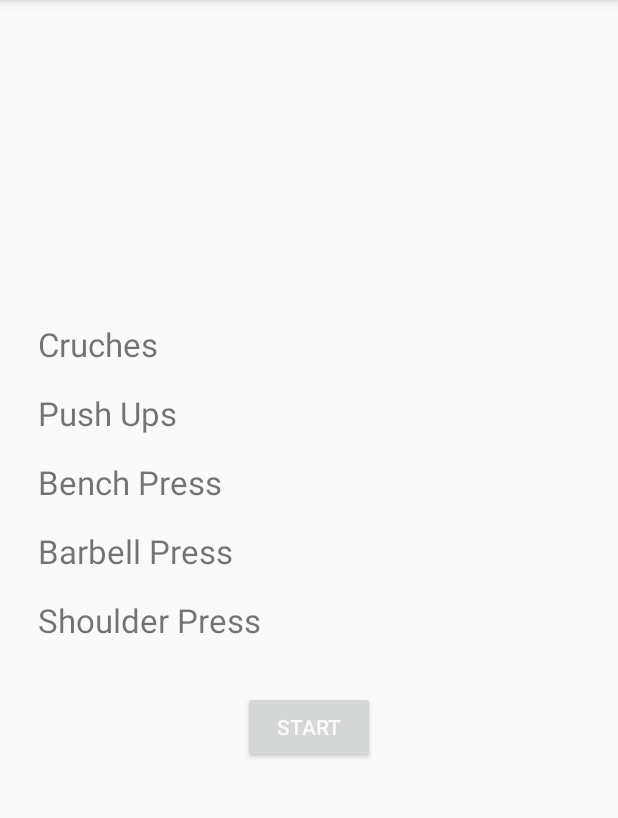
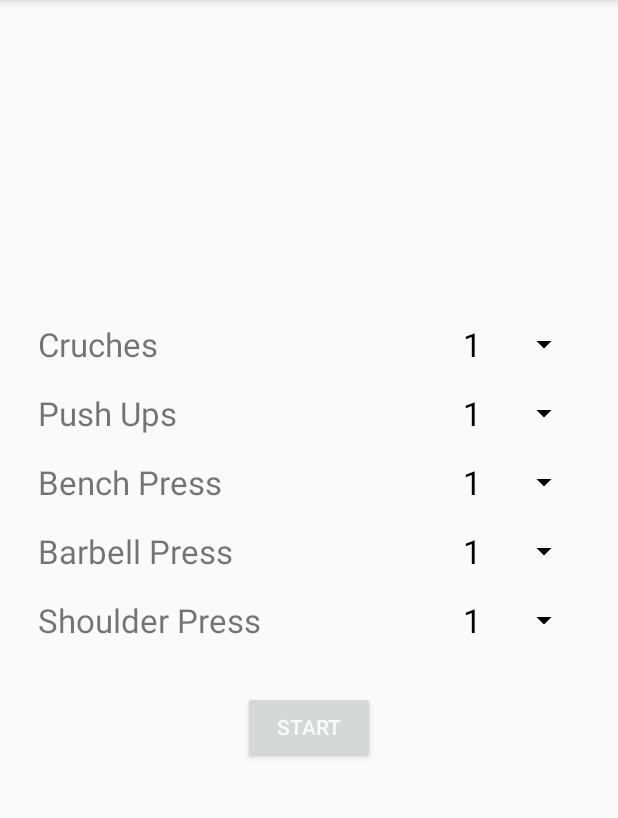
Before and after one commit to ZainAli-art/LCO-Home-Workout, an Android app: the screen it shows after launch (MainActivity), on a phone screen of 412 x 824 dp, the part 84-902 px from its top. Run offline under Robolectric (Android 15) with nearby library versions, the phone set to English and light mode, and no system bars.

Commit message:
implemented choose workout spinners adapter

```diff
--- a/app/build.gradle
+++ b/app/build.gradle
@@ -20,7 +20,6 @@ android {
             proguardFiles getDefaultProguardFile('proguard-android-optimize.txt'), 'proguard-rules.pro'
         }
     }
-
 }
 
 dependencies {
--- a/app/src/main/java/com/example/android/lcohomeworkout/ChooseWorkoutFragment.java
+++ b/app/src/main/java/com/example/android/lcohomeworkout/ChooseWorkoutFragment.java
@@ -1,26 +1,60 @@
 package com.example.android.lcohomeworkout;
 
 import android.os.Bundle;
+import android.widget.AdapterView;
+import android.widget.ArrayAdapter;
+import android.widget.Spinner;
+import android.widget.SpinnerAdapter;
+import androidx.annotation.NonNull;
+import androidx.annotation.Nullable;
 import androidx.fragment.app.Fragment;
 import android.view.LayoutInflater;
 import android.view.View;
 import android.view.ViewGroup;
 
+import java.lang.reflect.Array;
 
-/**
- * A simple {@link Fragment} subclass.
- */
-public class ChooseWorkoutFragment extends Fragment {
+public class ChooseWorkoutFragment extends Fragment implements AdapterView.OnItemSelectedListener {
 
     public ChooseWorkoutFragment() {
         // Required empty public constructor
     }
 
-
     @Override
     public View onCreateView(LayoutInflater inflater, ViewGroup container,
                              Bundle savedInstanceState) {
-        // Inflate the layout for this fragment
+
+//        binding = Binding
         return inflater.inflate(R.layout.fragment_choose_workout, container, false);
     }
+
+    @Override
+    public void onViewCreated(@NonNull View view, @Nullable Bundle savedInstanceState) {
+        super.onViewCreated(view, savedInstanceState);
+
+        Spinner pushUpsSpinner = view.findViewById(R.id.pushUpsSpinner);
+        Spinner crunchesSpinner = view.findViewById(R.id.cruchesSpinner);
+        Spinner benchPressSpinner = view.findViewById(R.id.benchPressSpinner);
+        Spinner barbellCurlSpinner = view.findViewById(R.id.barbellCurlSpinner);
+        Spinner shoulderPressSpinner = view.findViewById(R.id.shoulderPressSpinner);
+
+        ArrayAdapter<CharSequence> adapter = ArrayAdapter.createFromResource(getContext(),
+                R.array.sets_spinner_items, R.layout.spinner_item);
+        adapter.setDropDownViewResource(android.R.layout.simple_spinner_dropdown_item);
+
+        pushUpsSpinner.setAdapter(adapter);
+        crunchesSpinner.setAdapter(adapter);
+        benchPressSpinner.setAdapter(adapter);
+        barbellCurlSpinner.setAdapter(adapter);
+        shoulderPressSpinner.setAdapter(adapter);
+    }
+
+    @Override
+    public void onItemSelected(AdapterView<?> parent, View view, int position, long id) {
+    }
+
+    @Override
+    public void onNothingSelected(AdapterView<?> parent) {
+
+    }
 }
--- a/app/src/main/res/layout/fragment_choose_workout.xml
+++ b/app/src/main/res/layout/fragment_choose_workout.xml
@@ -1,10 +1,11 @@
 <?xml version="1.0" encoding="utf-8"?>
-<androidx.constraintlayout.widget.ConstraintLayout xmlns:android="http://schemas.android.com/apk/res/android"
-                                                   xmlns:app="http://schemas.android.com/apk/res-auto"
-                                                   xmlns:tools="http://schemas.android.com/tools"
-                                                   android:layout_width="match_parent"
-                                                   android:layout_height="match_parent"
-                                                   tools:context=".ChooseWorkoutFragment" android:id="@+id/frameLayout">
+<androidx.constraintlayout.widget.ConstraintLayout
+        xmlns:android="http://schemas.android.com/apk/res/android"
+        xmlns:app="http://schemas.android.com/apk/res-auto"
+        xmlns:tools="http://schemas.android.com/tools"
+        android:layout_width="match_parent"
+        android:layout_height="match_parent"
+        tools:context=".ChooseWorkoutFragment" android:id="@+id/frameLayout">
     <TextView
             android:text="@string/push_ups"
             app:autoSizeTextType="uniform"
@@ -48,28 +49,33 @@
             android:layout_marginStart="24dp" android:layout_marginTop="16dp"
             app:layout_constraintTop_toBottomOf="@+id/textView6"/>
     <Spinner
-            android:layout_width="50dp"
+            tools:listitem="@layout/spinner_item"
+            android:layout_width="wrap_content"
             android:layout_height="wrap_content" android:id="@+id/pushUpsSpinner"
             app:layout_constraintEnd_toEndOf="parent" android:layout_marginEnd="24dp"
             app:layout_constraintTop_toTopOf="@+id/textView4" app:layout_constraintBottom_toBottomOf="@+id/textView4"/>
     <Spinner
-            android:layout_width="50dp"
+            tools:listitem="@layout/spinner_item"
+            android:layout_width="wrap_content"
             android:layout_height="wrap_content" android:id="@+id/cruchesSpinner"
             app:layout_constraintEnd_toEndOf="parent" android:layout_marginEnd="24dp"
             app:layout_constraintTop_toTopOf="@+id/workoutTimerText"
             app:layout_constraintBottom_toBottomOf="@+id/workoutTimerText"/>
     <Spinner
-            android:layout_width="50dp"
+            tools:listitem="@layout/spinner_item"
+            android:layout_width="wrap_content"
             android:layout_height="wrap_content" android:id="@+id/benchPressSpinner"
             app:layout_constraintEnd_toEndOf="parent" android:layout_marginEnd="24dp"
             app:layout_constraintTop_toTopOf="@+id/textView5" app:layout_constraintBottom_toBottomOf="@+id/textView5"/>
     <Spinner
-            android:layout_width="50dp"
+            tools:listitem="@layout/spinner_item"
+            android:layout_width="wrap_content"
             android:layout_height="wrap_content" android:id="@+id/barbellCurlSpinner"
             app:layout_constraintEnd_toEndOf="parent" android:layout_marginEnd="24dp"
             app:layout_constraintTop_toTopOf="@+id/textView6" app:layout_constraintBottom_toBottomOf="@+id/textView6"/>
     <Spinner
-            android:layout_width="50dp"
+            tools:listitem="@layout/spinner_item"
+            android:layout_width="wrap_content"
             android:layout_height="wrap_content" android:id="@+id/shoulderPressSpinner"
             app:layout_constraintEnd_toEndOf="parent" android:layout_marginEnd="24dp"
             app:layout_constraintTop_toTopOf="@+id/textView7" app:layout_constraintBottom_toBottomOf="@+id/textView7"/>
--- /dev/null
+++ b/app/src/main/res/layout/spinner_item.xml
@@ -0,0 +1,10 @@
+<?xml version="1.0" encoding="utf-8"?>
+<TextView
+        xmlns:android="http://schemas.android.com/apk/res/android"
+        xmlns:app="http://schemas.android.com/apk/res-auto"
+        xmlns:tools="http://schemas.android.com/tools"
+        android:layout_width="30dp"
+        android:layout_height="30dp"
+        android:textColor="#000000"
+        app:autoSizeTextType="uniform"
+        tools:text="1"/>
--- /dev/null
+++ b/app/src/main/res/values/array.xml
@@ -0,0 +1,10 @@
+<?xml version="1.0" encoding="utf-8"?>
+<resources>
+    <string-array name="sets_spinner_items">
+        <item>1</item>
+        <item>2</item>
+        <item>3</item>
+        <item>4</item>
+        <item>5</item>
+    </string-array>
+</resources>
--- a/app/src/main/res/values/colors.xml
+++ b/app/src/main/res/values/colors.xml
@@ -7,5 +7,5 @@
   <color name="secondaryLightColor">#ff9e40</color>
   <color name="secondaryDarkColor">#c43c00</color>
   <color name="primaryTextColor">#fafafa</color>
-  <color name="secondaryTextColor">#fafafa</color>
+  <color name="secondaryTextColor">#000000</color>
 </resources>
```
